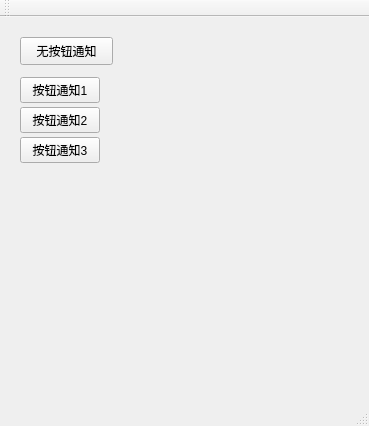
iwxyi/Qt-Notification-Manager-V2, file mainwindow.ui: the form before one commit.
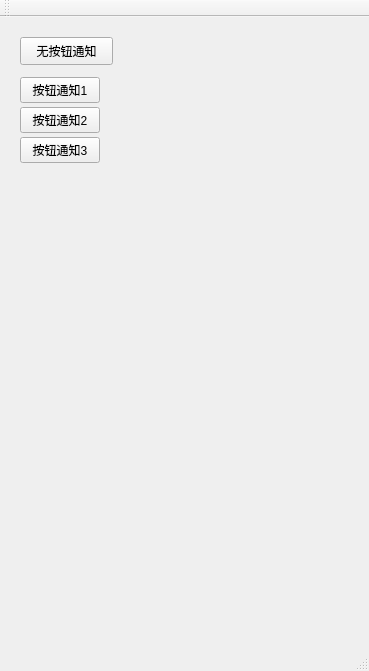
The form after the commit.

```diff
--- a/mainwindow.ui
+++ b/mainwindow.ui
@@ -7,7 +7,7 @@
     <x>0</x>
     <y>0</y>
     <width>369</width>
-    <height>426</height>
+    <height>671</height>
    </rect>
   </property>
   <property name="windowTitle">
```
